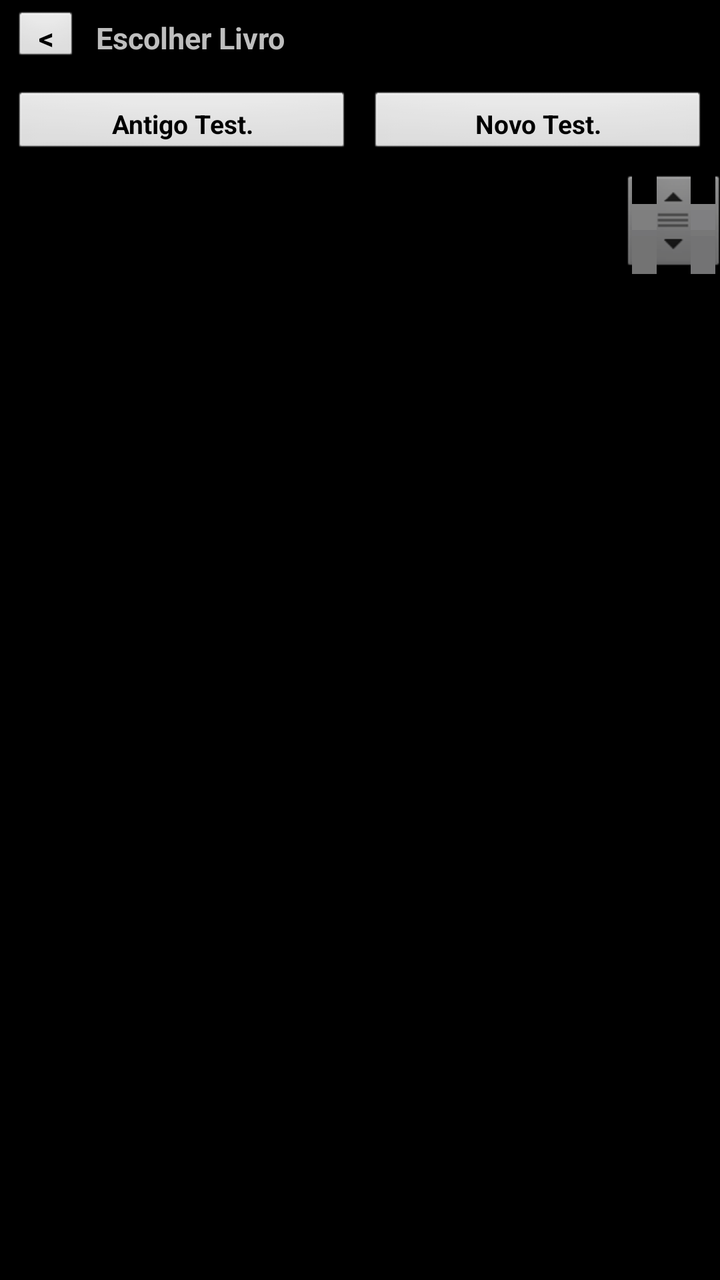
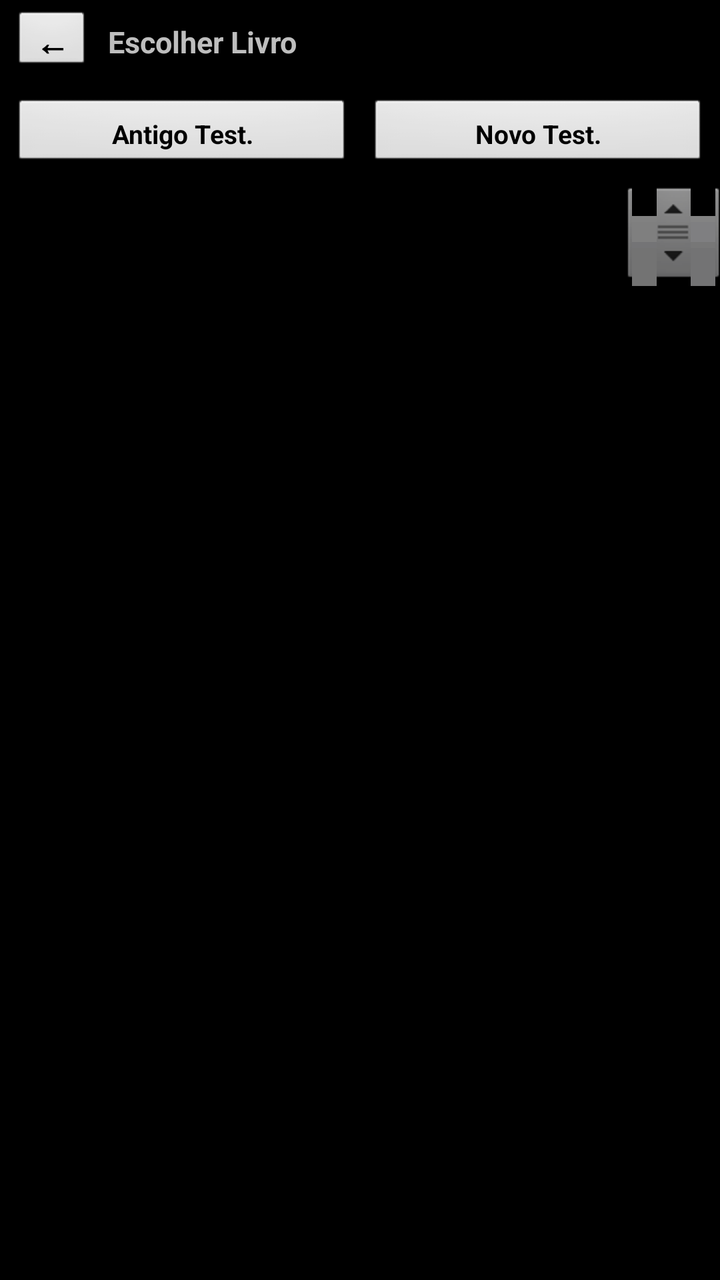

Two renders of the same Android screen: before a commit and after it. Below are the layout's source before the change and the commit's diff.
<!-- AndroidManifest.xml: application theme android:Theme.Black.NoTitleBar -->
<!-- res/layout/activity_bible_picker.xml -->
<?xml version="1.0" encoding="utf-8"?>
<LinearLayout xmlns:android="http://schemas.android.com/apk/res/android"
    android:id="@+id/rootPicker"
    android:layout_width="fill_parent"
    android:layout_height="fill_parent"
    android:orientation="vertical">

    <LinearLayout
        android:id="@+id/topBar"
        android:layout_width="fill_parent"
        android:layout_height="38dp"
        android:gravity="center_vertical"
        android:orientation="horizontal"
        android:paddingLeft="6dp"
        android:paddingRight="6dp">

        <Button
            android:id="@+id/btnBack"
            android:layout_width="34dp"
            android:layout_height="28dp"
            android:padding="0dp"
            android:text="@string/btn_back"
            android:textSize="15sp"
            android:textStyle="bold" />

        <TextView
            android:id="@+id/txtTopTitle"
            android:layout_width="0dp"
            android:layout_height="wrap_content"
            android:layout_marginLeft="8dp"
            android:layout_weight="1"
            android:ellipsize="end"
            android:singleLine="true"
            android:text="@string/title_bible_picker"
            android:textSize="15sp"
            android:textStyle="bold" />
    </LinearLayout>

    <View
        android:id="@+id/topDivider"
        android:layout_width="fill_parent"
        android:layout_height="1dp" />

    <LinearLayout
        android:id="@+id/testamentTabs"
        android:layout_width="fill_parent"
        android:layout_height="wrap_content"
        android:orientation="horizontal"
        android:padding="6dp">

        <Button
            android:id="@+id/btnTabAT"
            android:layout_width="0dp"
            android:layout_height="34dp"
            android:layout_marginRight="4dp"
            android:layout_weight="1"
            android:padding="0dp"
            android:text="@string/tab_at"
            android:textSize="13sp"
            android:textStyle="bold" />

        <Button
            android:id="@+id/btnTabNT"
            android:layout_width="0dp"
            android:layout_height="34dp"
            android:layout_marginLeft="4dp"
            android:layout_weight="1"
            android:padding="0dp"
            android:text="@string/tab_nt"
            android:textSize="13sp"
            android:textStyle="bold" />
    </LinearLayout>

    <ListView
        android:id="@+id/listBooks"
        android:layout_width="fill_parent"
        android:layout_height="0dp"
        android:layout_weight="1"
        android:fastScrollEnabled="true" />

    <GridView
        android:id="@+id/gridChapters"
        android:layout_width="fill_parent"
        android:layout_height="0dp"
        android:layout_weight="1"
        android:horizontalSpacing="6dp"
        android:numColumns="5"
        android:padding="8dp"
        android:stretchMode="columnWidth"
        android:verticalSpacing="6dp"
        android:visibility="gone" />

</LinearLayout>
<!-- resources referenced by this layout -->
<resources>
  <string name="btn_back">&lt;</string>
  <string name="tab_at">Antigo Test.</string>
  <string name="tab_nt">Novo Test.</string>
  <string name="title_bible_picker">Escolher Livro</string>
</resources>

<!-- the commit's change to res/layout/activity_bible_picker.xml (unified diff, before → after) -->
@@ -8,7 +8,7 @@
     <LinearLayout
         android:id="@+id/topBar"
         android:layout_width="fill_parent"
-        android:layout_height="38dp"
+        android:layout_height="42dp"
         android:gravity="center_vertical"
         android:orientation="horizontal"
         android:paddingLeft="6dp"
@@ -16,11 +16,11 @@
 
         <Button
             android:id="@+id/btnBack"
-            android:layout_width="34dp"
-            android:layout_height="28dp"
+            android:layout_width="40dp"
+            android:layout_height="32dp"
             android:padding="0dp"
             android:text="@string/btn_back"
-            android:textSize="15sp"
+            android:textSize="17sp"
             android:textStyle="bold" />
 
         <TextView
@@ -51,7 +51,7 @@
         <Button
             android:id="@+id/btnTabAT"
             android:layout_width="0dp"
-            android:layout_height="34dp"
+            android:layout_height="36dp"
             android:layout_marginRight="4dp"
             android:layout_weight="1"
             android:padding="0dp"
@@ -62,7 +62,7 @@
         <Button
             android:id="@+id/btnTabNT"
             android:layout_width="0dp"
-            android:layout_height="34dp"
+            android:layout_height="36dp"
             android:layout_marginLeft="4dp"
             android:layout_weight="1"
             android:padding="0dp"
@@ -83,11 +83,11 @@
         android:layout_width="fill_parent"
         android:layout_height="0dp"
         android:layout_weight="1"
-        android:horizontalSpacing="6dp"
-        android:numColumns="5"
-        android:padding="8dp"
+        android:horizontalSpacing="8dp"
+        android:numColumns="3"
+        android:padding="10dp"
         android:stretchMode="columnWidth"
-        android:verticalSpacing="6dp"
+        android:verticalSpacing="8dp"
         android:visibility="gone" />
 
 </LinearLayout>
<!-- resource entries referenced after the edit -->
@@ -1,6 +1,6 @@
 <!-- resources referenced by this layout -->
 <resources>
-  <string name="btn_back">&lt;</string>
+  <string name="btn_back">←</string>
   <string name="tab_at">Antigo Test.</string>
   <string name="tab_nt">Novo Test.</string>
   <string name="title_bible_picker">Escolher Livro</string>
